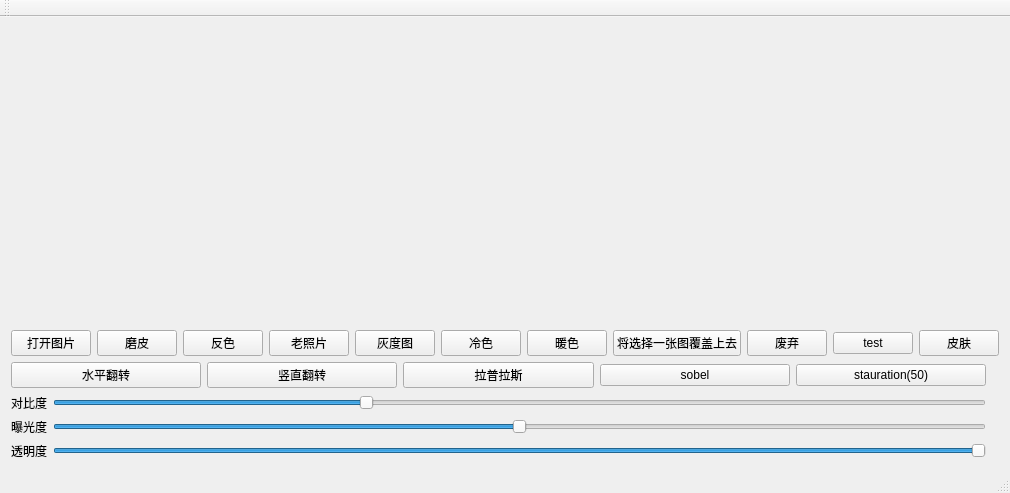
dependon/QImageFilter, file mainwindow.ui: the form before one commit.
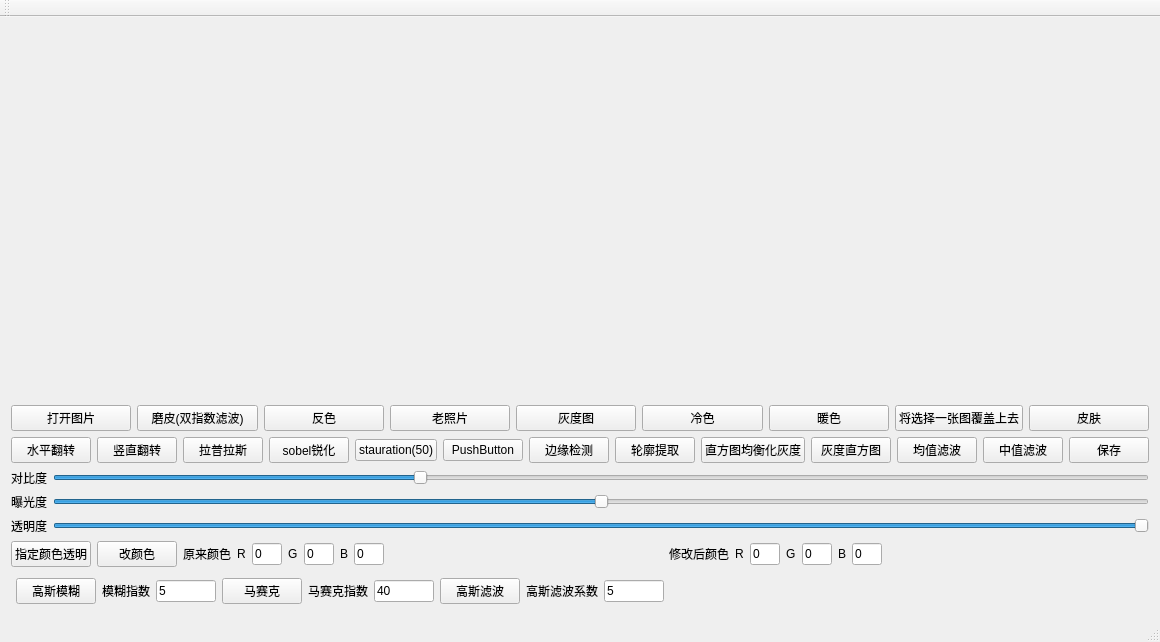
The form after the commit.

Patch:
```diff
--- a/mainwindow.ui
+++ b/mainwindow.ui
@@ -6,23 +6,46 @@
    <rect>
     <x>0</x>
     <y>0</y>
-    <width>892</width>
-    <height>493</height>
+    <width>965</width>
+    <height>642</height>
    </rect>
   </property>
   <property name="windowTitle">
    <string>MainWindow</string>
   </property>
   <widget class="QWidget" name="centralWidget">
-   <layout class="QGridLayout" name="gridLayout" rowstretch="1,0,0,0,0,0" columnstretch="1,0">
-    <item row="0" column="1">
-     <widget class="QLabel" name="labelcl">
-      <property name="text">
-       <string/>
-      </property>
-     </widget>
+   <layout class="QVBoxLayout" name="verticalLayout" stretch="1,0,0,0,0,0,0,0">
+    <item>
+     <layout class="QHBoxLayout" name="horizontalLayout_6">
+      <item>
+       <widget class="QLabel" name="label">
+        <property name="minimumSize">
+         <size>
+          <width>50</width>
+          <height>50</height>
+         </size>
+        </property>
+        <property name="text">
+         <string/>
+        </property>
+       </widget>
+      </item>
+      <item>
+       <widget class="QLabel" name="labelcl">
+        <property name="minimumSize">
+         <size>
+          <width>50</width>
+          <height>50</height>
+         </size>
+        </property>
+        <property name="text">
+         <string/>
+        </property>
+       </widget>
+      </item>
+     </layout>
     </item>
-    <item row="1" column="0" colspan="2">
+    <item>
      <layout class="QHBoxLayout" name="horizontalLayout">
       <item>
        <widget class="QPushButton" name="openBtn">
@@ -34,7 +57,7 @@
       <item>
        <widget class="QPushButton" name="pushButton_2">
         <property name="text">
-         <string>磨皮</string>
+         <string>磨皮(双指数滤波)</string>
         </property>
        </widget>
       </item>
@@ -80,20 +103,6 @@
         </property>
        </widget>
       </item>
-      <item>
-       <widget class="QPushButton" name="fushBtn">
-        <property name="text">
-         <string>废弃</string>
-        </property>
-       </widget>
-      </item>
-      <item>
-       <widget class="QPushButton" name="pushButton">
-        <property name="text">
-         <string>test</string>
-        </property>
-       </widget>
-      </item>
       <item>
        <widget class="QPushButton" name="skinBtn">
         <property name="text">
@@ -103,62 +112,7 @@
       </item>
      </layout>
     </item>
-    <item row="4" column="0">
-     <layout class="QHBoxLayout" name="horizontalLayout_3">
-      <item>
-       <widget class="QLabel" name="label_3">
-        <property name="text">
-         <string>曝光度</string>
-        </property>
-       </widget>
-      </item>
-      <item>
-       <widget class="QSlider" name="lightSlider">
-        <property name="maximum">
-         <number>300</number>
-        </property>
-        <property name="value">
-         <number>150</number>
-        </property>
-        <property name="orientation">
-         <enum>Qt::Horizontal</enum>
-        </property>
-       </widget>
-      </item>
-     </layout>
-    </item>
-    <item row="0" column="0">
-     <widget class="QLabel" name="label">
-      <property name="text">
-       <string/>
-      </property>
-     </widget>
-    </item>
-    <item row="3" column="0">
-     <layout class="QHBoxLayout" name="horizontalLayout_2">
-      <item>
-       <widget class="QLabel" name="label_2">
-        <property name="text">
-         <string>对比度</string>
-        </property>
-       </widget>
-      </item>
-      <item>
-       <widget class="QSlider" name="duibiSlider">
-        <property name="maximum">
-         <number>300</number>
-        </property>
-        <property name="value">
-         <number>100</number>
-        </property>
-        <property name="orientation">
-         <enum>Qt::Horizontal</enum>
-        </property>
-       </widget>
-      </item>
-     </layout>
-    </item>
-    <item row="2" column="0">
+    <item>
      <layout class="QHBoxLayout" name="horizontalLayout_4">
       <item>
        <widget class="QPushButton" name="Horizontal">
@@ -184,7 +138,7 @@
       <item>
        <widget class="QPushButton" name="sobel">
         <property name="text">
-         <string>sobel</string>
+         <string>sobel锐化</string>
         </property>
        </widget>
       </item>
@@ -195,9 +149,113 @@
         </property>
        </widget>
       </item>
+      <item>
+       <widget class="QPushButton" name="pushButton_3">
+        <property name="text">
+         <string>PushButton</string>
+        </property>
+       </widget>
+      </item>
+      <item>
+       <widget class="QPushButton" name="byjcBtn">
+        <property name="text">
+         <string>边缘检测</string>
+        </property>
+       </widget>
+      </item>
+      <item>
+       <widget class="QPushButton" name="lktqBtn">
+        <property name="text">
+         <string>轮廓提取</string>
+        </property>
+       </widget>
+      </item>
+      <item>
+       <widget class="QPushButton" name="hisBtn">
+        <property name="text">
+         <string>直方图均衡化灰度</string>
+        </property>
+       </widget>
+      </item>
+      <item>
+       <widget class="QPushButton" name="greayHisBtn">
+        <property name="text">
+         <string>灰度直方图</string>
+        </property>
+       </widget>
+      </item>
+      <item>
+       <widget class="QPushButton" name="averageBtn">
+        <property name="text">
+         <string>均值滤波</string>
+        </property>
+       </widget>
+      </item>
+      <item>
+       <widget class="QPushButton" name="zzBtn">
+        <property name="text">
+         <string>中值滤波</string>
+        </property>
+       </widget>
+      </item>
+      <item>
+       <widget class="QPushButton" name="saveBtn">
+        <property name="text">
+         <string>保存</string>
+        </property>
+       </widget>
+      </item>
      </layout>
     </item>
-    <item row="5" column="0">
+    <item>
+     <layout class="QHBoxLayout" name="horizontalLayout_2">
+      <item>
+       <widget class="QLabel" name="label_2">
+        <property name="text">
+         <string>对比度</string>
+        </property>
+       </widget>
+      </item>
+      <item>
+       <widget class="QSlider" name="duibiSlider">
+        <property name="maximum">
+         <number>300</number>
+        </property>
+        <property name="value">
+         <number>100</number>
+        </property>
+        <property name="orientation">
+         <enum>Qt::Horizontal</enum>
+        </property>
+       </widget>
+      </item>
+     </layout>
+    </item>
+    <item>
+     <layout class="QHBoxLayout" name="horizontalLayout_3">
+      <item>
+       <widget class="QLabel" name="label_3">
+        <property name="text">
+         <string>曝光度</string>
+        </property>
+       </widget>
+      </item>
+      <item>
+       <widget class="QSlider" name="lightSlider">
+        <property name="maximum">
+         <number>300</number>
+        </property>
+        <property name="value">
+         <number>150</number>
+        </property>
+        <property name="orientation">
+         <enum>Qt::Horizontal</enum>
+        </property>
+       </widget>
+      </item>
+     </layout>
+    </item>
+    <item>
      <layout class="QHBoxLayout" name="horizontalLayout_5">
       <item>
        <widget class="QLabel" name="label_4">
@@ -221,6 +279,314 @@
       </item>
      </layout>
     </item>
+    <item>
+     <layout class="QHBoxLayout" name="horizontalLayout_9">
+      <item>
+       <widget class="QPushButton" name="TransparentBtn">
+        <property name="text">
+         <string>指定颜色透明</string>
+        </property>
+       </widget>
+      </item>
+      <item>
+       <widget class="QPushButton" name="changeColorBtn">
+        <property name="text">
+         <string>改颜色</string>
+        </property>
+       </widget>
+      </item>
+      <item>
+       <layout class="QHBoxLayout" name="horizontalLayout_7">
+        <item>
+         <widget class="QLabel" name="label_5">
+          <property name="text">
+           <string>原来颜色</string>
+          </property>
+         </widget>
+        </item>
+        <item>
+         <widget class="QLabel" name="label_6">
+          <property name="text">
+           <string>R</string>
+          </property>
+         </widget>
+        </item>
+        <item>
+         <widget class="QLineEdit" name="R1">
+          <property name="maximumSize">
+           <size>
+            <width>30</width>
+            <height>16777215</height>
+           </size>
+          </property>
+          <property name="text">
+           <string>0</string>
+          </property>
+         </widget>
+        </item>
+        <item>
+         <widget class="QLabel" name="label_7">
+          <property name="text">
+           <string>G</string>
+          </property>
+         </widget>
+        </item>
+        <item>
+         <widget class="QLineEdit" name="G1">
+          <property name="minimumSize">
+           <size>
+            <width>0</width>
+            <height>0</height>
+           </size>
+          </property>
+          <property name="maximumSize">
+           <size>
+            <width>30</width>
+            <height>16777215</height>
+           </size>
+          </property>
+          <property name="text">
+           <string>0</string>
+          </property>
+         </widget>
+        </item>
+        <item>
+         <widget class="QLabel" name="label_8">
+          <property name="text">
+           <string>B</string>
+          </property>
+         </widget>
+        </item>
+        <item>
+         <widget class="QLineEdit" name="B1">
+          <property name="maximumSize">
+           <size>
+            <width>30</width>
+            <height>16777215</height>
+           </size>
+          </property>
+          <property name="text">
+           <string>0</string>
+          </property>
+         </widget>
+        </item>
+        <item>
+         <spacer name="horizontalSpacer">
+          <property name="orientation">
+           <enum>Qt::Horizontal</enum>
+          </property>
+          <property name="sizeHint" stdset="0">
+           <size>
+            <width>40</width>
+            <height>20</height>
+           </size>
+          </property>
+         </spacer>
+        </item>
+       </layout>
+      </item>
+      <item>
+       <layout class="QHBoxLayout" name="horizontalLayout_8">
+        <item>
+         <widget class="QLabel" name="label_9">
+          <property name="text">
+           <string>修改后颜色</string>
+          </property>
+         </widget>
+        </item>
+        <item>
+         <widget class="QLabel" name="label_10">
+          <property name="text">
+           <string>R</string>
+          </property>
+         </widget>
+        </item>
+        <item>
+         <widget class="QLineEdit" name="R2">
+          <property name="maximumSize">
+           <size>
+            <width>30</width>
+            <height>16777215</height>
+           </size>
+          </property>
+          <property name="text">
+           <string>0</string>
+          </property>
+         </widget>
+        </item>
+        <item>
+         <widget class="QLabel" name="label_11">
+          <property name="text">
+           <string>G</string>
+          </property>
+         </widget>
+        </item>
+        <item>
+         <widget class="QLineEdit" name="G2">
+          <property name="minimumSize">
+           <size>
+            <width>0</width>
+            <height>0</height>
+           </size>
+          </property>
+          <property name="maximumSize">
+           <size>
+            <width>30</width>
+            <height>16777215</height>
+           </size>
+          </property>
+          <property name="text">
+           <string>0</string>
+          </property>
+         </widget>
+        </item>
+        <item>
+         <widget class="QLabel" name="label_12">
+          <property name="text">
+           <string>B</string>
+          </property>
+         </widget>
+        </item>
+        <item>
+         <widget class="QLineEdit" name="B2">
+          <property name="maximumSize">
+           <size>
+            <width>30</width>
+            <height>16777215</height>
+           </size>
+          </property>
+          <property name="text">
+           <string>0</string>
+          </property>
+         </widget>
+        </item>
+        <item>
+         <spacer name="horizontalSpacer_2">
+          <property name="orientation">
+           <enum>Qt::Horizontal</enum>
+          </property>
+          <property name="sizeHint" stdset="0">
+           <size>
+            <width>40</width>
+            <height>20</height>
+           </size>
+          </property>
+         </spacer>
+        </item>
+       </layout>
+      </item>
+     </layout>
+    </item>
+    <item>
+     <layout class="QHBoxLayout" name="horizontalLayout_10">
+      <property name="leftMargin">
+       <number>5</number>
+      </property>
+      <property name="topMargin">
+       <number>5</number>
+      </property>
+      <property name="rightMargin">
+       <number>5</number>
+      </property>
+      <property name="bottomMargin">
+       <number>5</number>
+      </property>
+      <item>
+       <widget class="QPushButton" name="GaussianBlurBtn">
+        <property name="text">
+         <string>高斯模糊</string>
+        </property>
+       </widget>
+      </item>
+      <item>
+       <widget class="QLabel" name="label_13">
+        <property name="text">
+         <string>模糊指数</string>
+        </property>
+       </widget>
+      </item>
+      <item>
+       <widget class="QLineEdit" name="GaussianBlurEdit">
+        <property name="maximumSize">
+         <size>
+          <width>60</width>
+          <height>16777215</height>
+         </size>
+        </property>
+        <property name="text">
+         <string>5</string>
+        </property>
+       </widget>
+      </item>
+      <item>
+       <widget class="QPushButton" name="maiskBtn">
+        <property name="text">
+         <string>马赛克</string>
+        </property>
+       </widget>
+      </item>
+      <item>
+       <widget class="QLabel" name="label_14">
+        <property name="text">
+         <string>马赛克指数</string>
+        </property>
+       </widget>
+      </item>
+      <item>
+       <widget class="QLineEdit" name="maiskEdit">
+        <property name="maximumSize">
+         <size>
+          <width>60</width>
+          <height>16777215</height>
+         </size>
+        </property>
+        <property name="text">
+         <string>40</string>
+        </property>
+       </widget>
+      </item>
+      <item>
+       <widget class="QPushButton" name="GaussianFilterBtn">
+        <property name="text">
+         <string>高斯滤波</string>
+        </property>
+       </widget>
+      </item>
+      <item>
+       <widget class="QLabel" name="label_15">
+        <property name="text">
+         <string>高斯滤波系数</string>
+        </property>
+       </widget>
+      </item>
+      <item>
+       <widget class="QLineEdit" name="GaussianFilterEdit">
+        <property name="maximumSize">
+         <size>
+          <width>60</width>
+          <height>16777215</height>
+         </size>
+        </property>
+        <property name="text">
+         <string>5</string>
+        </property>
+       </widget>
+      </item>
+      <item>
+       <spacer name="horizontalSpacer_3">
+        <property name="orientation">
+         <enum>Qt::Horizontal</enum>
+        </property>
+        <property name="sizeHint" stdset="0">
+         <size>
+          <width>40</width>
+          <height>20</height>
+         </size>
+        </property>
+       </spacer>
+      </item>
+     </layout>
+    </item>
    </layout>
   </widget>
   <widget class="QMenuBar" name="menuBar">
```
Left out of the diff: 4 changed lines with no effect on the pictures.
